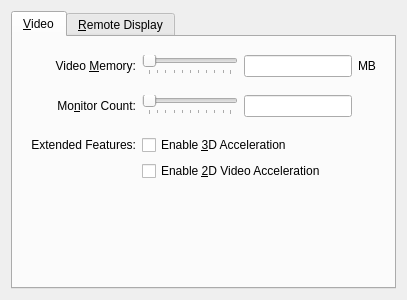
Old version of the form vbox/src/VBox/Frontends/VirtualBox/src/settings/machine/UIMachineSettingsDisplay.ui in the repository jljuxgm/vboxgit.
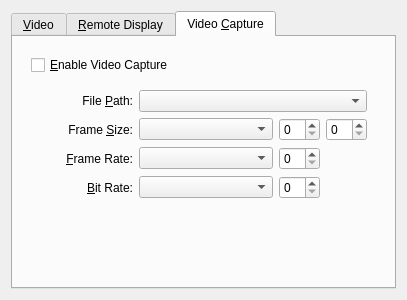
New version of the form. The open tabs and pages were chosen to show the change. Custom widgets are drawn as their Qt base class.

Patch:
```diff
--- a/vbox/src/VBox/Frontends/VirtualBox/src/settings/machine/UIMachineSettingsDisplay.ui
+++ b/vbox/src/VBox/Frontends/VirtualBox/src/settings/machine/UIMachineSettingsDisplay.ui
@@ -430,6 +430,196 @@
        </item>
       </layout>
      </widget>
+     <widget class="QWidget" name="m_pTabVideoCapture">
+      <attribute name="title">
+       <string>Video &amp;Capture</string>
+      </attribute>
+      <layout class="QVBoxLayout" name="m_pLayoutTabVideoCapture">
+       <item>
+        <widget class="QWidget" name="m_pContainerVideoCapture">
+         <layout class="QGridLayout" name="m_pLayoutContainerVideoCapture">
+          <item row="0" column="0" colspan="2">
+           <widget class="QCheckBox" name="m_pCheckboxVideoCapture">
+            <property name="checked">
+             <bool>false</bool>
+            </property>
+            <property name="whatsThis">
+             <string>When checked, VirtualBox uses video recording to record VM session.</string>
+            </property>
+            <property name="text">
+             <string>&amp;Enable Video Capture</string>
+            </property>
+           </widget>
+          </item>
+          <item row="1" column="0">
+           <spacer name="m_pLeftSpacer">
+            <property name="orientation">
+             <enum>Qt::Horizontal</enum>
+            </property>
+            <property name="sizeHint" stdset="0">
+             <size>
+              <width>20</width>
+              <height>0</height>
+             </size>
+            </property>
+           </spacer>
+          </item>
+          <item row="1" column="1">
+           <widget class="QWidget" name="m_pContainerVideoCaptureOptions">
+            <property name="sizePolicy">
+             <sizepolicy hsizetype="Minimum" vsizetype="Fixed">
+              <horstretch>1</horstretch>
+              <verstretch>0</verstretch>
+             </sizepolicy>
+            </property>
+            <layout class="QGridLayout" name="m_pContainerLayoutVideoCapture">
+             <item row="0" column="0">
+              <widget class="QLabel" name="m_pLabelVideoCapturePath">
+               <property name="text">
+                <string>File &amp;Path:</string>
+               </property>
+               <property name="alignment">
+                <set>Qt::AlignRight|Qt::AlignTrailing|Qt::AlignVCenter</set>
+               </property>
+               <property name="buddy">
+                <cstring>m_pEditorVideoCapturePath</cstring>
+               </property>
+              </widget>
+             </item>
+             <item row="0" column="1" colspan="3">
+              <widget class="VBoxFilePathSelectorWidget" name="m_pEditorVideoCapturePath">
+               <property name="whatsThis">
+                <string>This setting determines the filename VirtualBox uses to save the recorded content.</string>
+               </property>
+              </widget>
+             </item>
+             <item row="1" column="0">
+              <widget class="QLabel" name="m_pLabelVideoCaptureSize">
+               <property name="text">
+                <string>Frame &amp;Size:</string>
+               </property>
+               <property name="alignment">
+                <set>Qt::AlignRight|Qt::AlignTrailing|Qt::AlignVCenter</set>
+               </property>
+               <property name="buddy">
+                <cstring>m_pComboVideoCaptureSize</cstring>
+               </property>
+              </widget>
+             </item>
+             <item row="1" column="1">
+              <widget class="QComboBox" name="m_pComboVideoCaptureSize">
+               <property name="sizePolicy">
+                <sizepolicy hsizetype="MinimumExpanding" vsizetype="Fixed">
+                 <horstretch>1</horstretch>
+                 <verstretch>0</verstretch>
+                </sizepolicy>
+               </property>
+               <property name="whatsThis">
+                <string>This setting determines the resolution (frame size) of the recorded video.</string>
+               </property>
+              </widget>
+             </item>
+             <item row="1" column="2">
+              <widget class="QSpinBox" name="m_pEditorVideoCaptureWidth">
+               <property name="whatsThis">
+                <string>This setting determines the &lt;b>horizontal&lt;/b> resolution (frame width) of the recorded video.</string>
+               </property>
+              </widget>
+             </item>
+             <item row="1" column="3">
+              <widget class="QSpinBox" name="m_pEditorVideoCaptureHeight">
+               <property name="whatsThis">
+                <string>This setting determines the &lt;b>vertical&lt;/b> resolution (frame height) of the recorded video.</string>
+               </property>
+              </widget>
+             </item>
+             <item row="2" column="0">
+              <widget class="QLabel" name="m_pLabelVideoCaptureFPS">
+               <property name="text">
+                <string>&amp;Frame Rate:</string>
+               </property>
+               <property name="alignment">
+                <set>Qt::AlignRight|Qt::AlignTrailing|Qt::AlignVCenter</set>
+               </property>
+               <property name="buddy">
+                <cstring>m_pComboVideoCaptureFrameRate</cstring>
+               </property>
+              </widget>
+             </item>
+             <item row="2" column="1">
+              <widget class="QComboBox" name="m_pComboVideoCaptureFrameRate">
+               <property name="sizePolicy">
+                <sizepolicy hsizetype="MinimumExpanding" vsizetype="Fixed">
+                 <horstretch>1</horstretch>
+                 <verstretch>0</verstretch>
+                </sizepolicy>
+               </property>
+               <property name="whatsThis">
+                <string>This setting determines the maximum number of &lt;b>frames per second&lt;/b>. Frames with a higher frequency will be skipped. Reducing this value increses the number of skipped frames but reduces the file size.</string>
+               </property>
+              </widget>
+             </item>
+             <item row="2" column="2">
+              <widget class="QSpinBox" name="m_pEditorVideoCaptureFrameRate">
+               <property name="whatsThis">
+                <string>This setting determines the maximum number of &lt;b>frames per second&lt;/b>. Frames with a higher frequency will be skipped. Reducing this value increses the number of skipped frames but reduces the file size.</string>
+               </property>
+              </widget>
+             </item>
+             <item row="3" column="0">
+              <widget class="QLabel" name="m_pLabelVideoCaptureRate">
+               <property name="text">
+                <string>&amp;Bit Rate:</string>
+               </property>
+               <property name="alignment">
+                <set>Qt::AlignRight|Qt::AlignTrailing|Qt::AlignVCenter</set>
+               </property>
+               <property name="buddy">
+                <cstring>m_pComboVideoCaptureBitRate</cstring>
+               </property>
+              </widget>
+             </item>
+             <item row="3" column="1">
+              <widget class="QComboBox" name="m_pComboVideoCaptureBitRate">
+               <property name="sizePolicy">
+                <sizepolicy hsizetype="MinimumExpanding" vsizetype="Fixed">
+                 <horstretch>1</horstretch>
+                 <verstretch>0</verstretch>
+                </sizepolicy>
+               </property>
+               <property name="whatsThis">
+                <string>This setting determines the &lt;b>bitrate&lt;/b> in kilobits per second. Increasing this value makes the video look better for the cost of an increased file size.</string>
+               </property>
+              </widget>
+             </item>
+             <item row="3" column="2">
+              <widget class="QSpinBox" name="m_pEditorVideoCaptureBitRate">
+               <property name="whatsThis">
+                <string>This setting determines the &lt;b>bitrate&lt;/b> in kilobits per second. Increasing this value makes the video look better for the cost of an increased file size.</string>
+               </property>
+              </widget>
+             </item>
+            </layout>
+           </widget>
+          </item>
+         </layout>
+        </widget>
+       </item>
+       <item>
+        <spacer name="m_pStretchVideoCapture">
+         <property name="orientation">
+          <enum>Qt::Vertical</enum>
+         </property>
+         <property name="sizeHint" stdset="0">
+          <size>
+           <width>0</width>
+           <height>0</height>
+          </size>
+         </property>
+        </spacer>
+       </item>
+      </layout>
+     </widget>
     </widget>
    </item>
   </layout>
@@ -450,6 +640,12 @@
    <extends>QTabWidget</extends>
    <header>QITabWidget.h</header>
   </customwidget>
+  <customwidget>
+   <class>VBoxFilePathSelectorWidget</class>
+   <extends>QComboBox</extends>
+   <header>VBoxFilePathSelectorWidget.h</header>
+   <container>1</container>
+  </customwidget>
  </customwidgets>
  <resources/>
  <connections>
```
Left out of the diff: 6 changed lines with no effect on the pictures.
